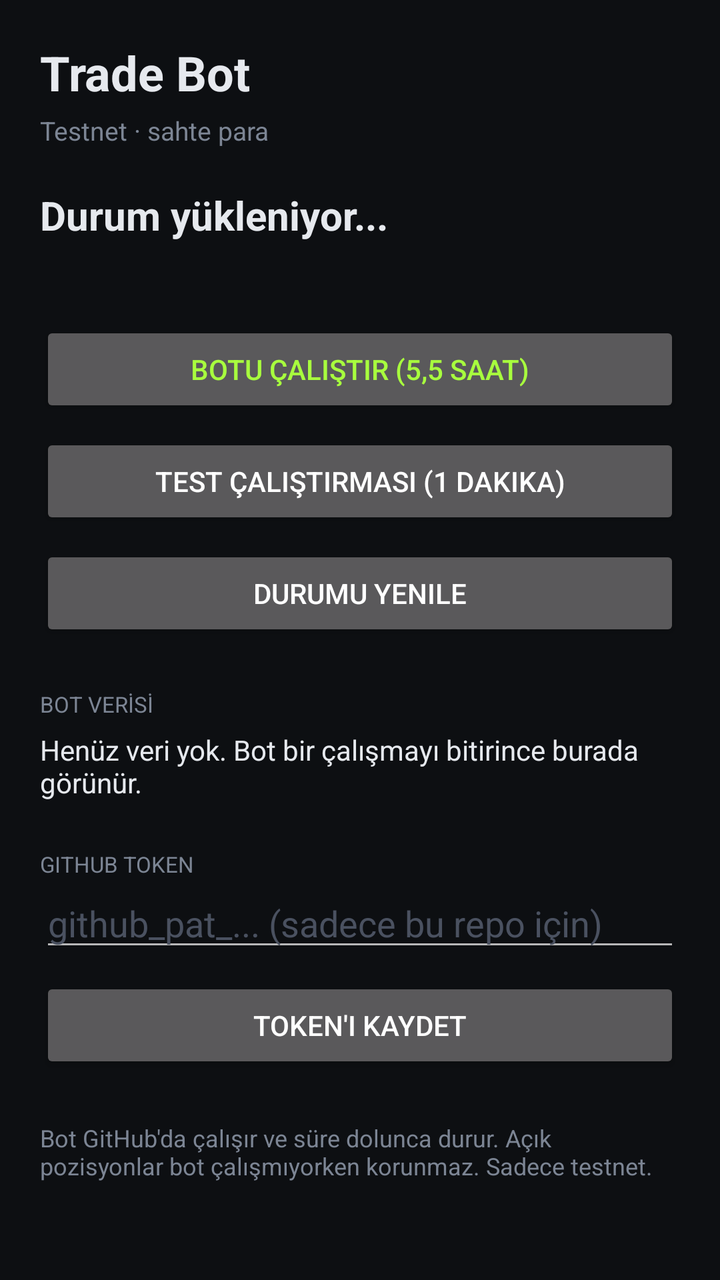
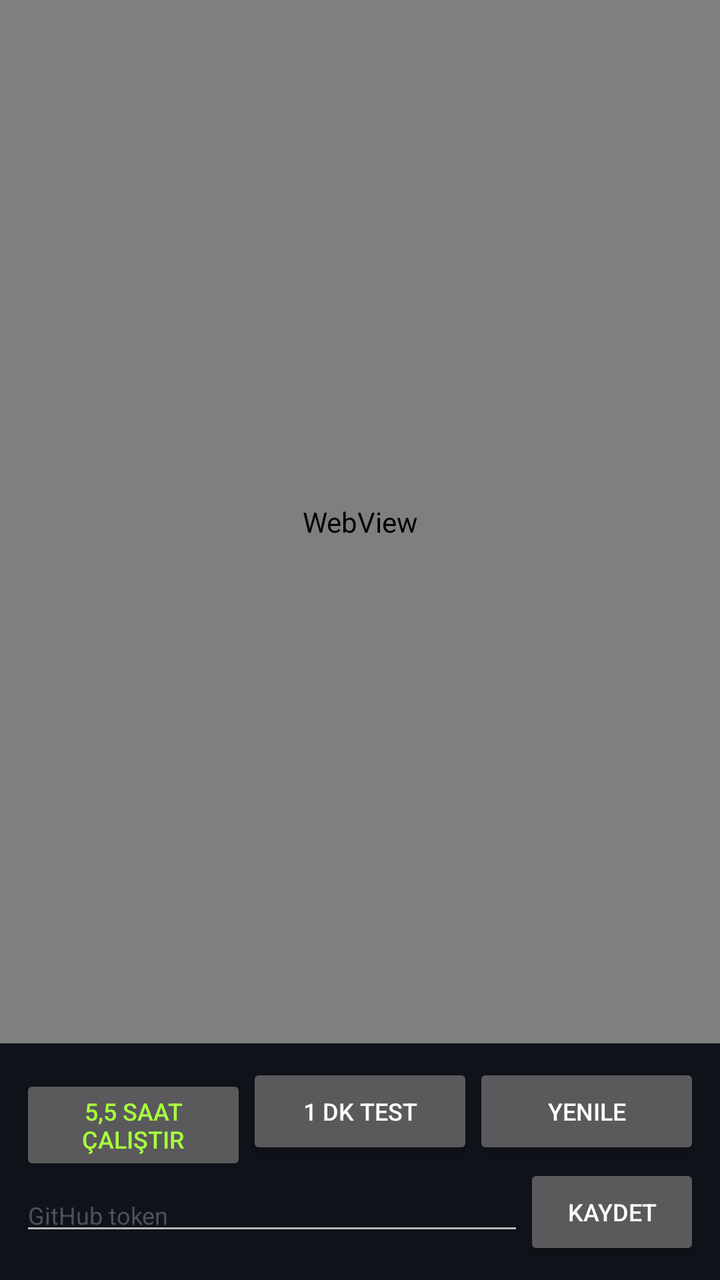

Compare the two renders of this Android layout. The source of the first and the diff that turns it into the second are given below.
<!-- AndroidManifest.xml: application theme Theme.Panel -->
<!-- res/layout/activity_main.xml -->
<?xml version="1.0" encoding="utf-8"?>
<ScrollView xmlns:android="http://schemas.android.com/apk/res/android"
    android:layout_width="match_parent"
    android:layout_height="match_parent"
    android:background="#0D0F12"
    android:fillViewport="true">

    <LinearLayout
        android:layout_width="match_parent"
        android:layout_height="wrap_content"
        android:orientation="vertical"
        android:padding="20dp">

        <TextView
            android:layout_width="wrap_content"
            android:layout_height="wrap_content"
            android:text="Trade Bot"
            android:textColor="#E6E9EE"
            android:textSize="24sp"
            android:textStyle="bold" />

        <TextView
            android:layout_width="wrap_content"
            android:layout_height="wrap_content"
            android:layout_marginTop="4dp"
            android:text="Testnet · sahte para"
            android:textColor="#7C8594"
            android:textSize="13sp" />

        <TextView
            android:id="@+id/runState"
            android:layout_width="match_parent"
            android:layout_height="wrap_content"
            android:layout_marginTop="20dp"
            android:textColor="#E6E9EE"
            android:textSize="20sp"
            android:textStyle="bold"
            android:text="Durum yükleniyor..." />

        <TextView
            android:id="@+id/runDetail"
            android:layout_width="match_parent"
            android:layout_height="wrap_content"
            android:layout_marginTop="6dp"
            android:textColor="#7C8594"
            android:textSize="13sp" />

        <Button
            android:id="@+id/runBot"
            android:layout_width="match_parent"
            android:layout_height="wrap_content"
            android:layout_marginTop="16dp"
            android:text="Botu çalıştır (5,5 saat)"
            android:textColor="#A8FF3E" />

        <Button
            android:id="@+id/testRun"
            android:layout_width="match_parent"
            android:layout_height="wrap_content"
            android:layout_marginTop="8dp"
            android:text="Test çalıştırması (1 dakika)" />

        <Button
            android:id="@+id/refresh"
            android:layout_width="match_parent"
            android:layout_height="wrap_content"
            android:layout_marginTop="8dp"
            android:text="Durumu yenile" />

        <TextView
            android:layout_width="match_parent"
            android:layout_height="wrap_content"
            android:layout_marginTop="24dp"
            android:text="BOT VERİSİ"
            android:textColor="#7C8594"
            android:textSize="11sp" />

        <TextView
            android:id="@+id/botData"
            android:layout_width="match_parent"
            android:layout_height="wrap_content"
            android:layout_marginTop="6dp"
            android:textColor="#E6E9EE"
            android:textSize="14sp"
            android:text="Henüz veri yok. Bot bir çalışmayı bitirince burada görünür." />

        <TextView
            android:layout_width="match_parent"
            android:layout_height="wrap_content"
            android:layout_marginTop="24dp"
            android:text="GITHUB TOKEN"
            android:textColor="#7C8594"
            android:textSize="11sp" />

        <EditText
            android:id="@+id/token"
            android:layout_width="match_parent"
            android:layout_height="wrap_content"
            android:hint="github_pat_... (sadece bu repo için)"
            android:inputType="textPassword"
            android:textColor="#E6E9EE"
            android:textColorHint="#4A5160" />

        <Button
            android:id="@+id/saveToken"
            android:layout_width="match_parent"
            android:layout_height="wrap_content"
            android:layout_marginTop="8dp"
            android:text="Token'ı kaydet" />

        <TextView
            android:layout_width="match_parent"
            android:layout_height="wrap_content"
            android:layout_marginTop="24dp"
            android:text="Bot GitHub'da çalışır ve süre dolunca durur. Açık pozisyonlar bot çalışmıyorken korunmaz. Sadece testnet."
            android:textColor="#7C8594"
            android:textSize="12sp" />
    </LinearLayout>
</ScrollView>
<!-- resources referenced by this layout -->
<resources>
  <style name="Theme.Panel" parent="Theme.AppCompat.NoActionBar">
          <item name="android:windowBackground">#0D0F12</item>
          <item name="android:statusBarColor">#0D0F12</item>
      </style>
</resources>

<!-- the commit's change to res/layout/activity_main.xml (unified diff, before → after) -->
@@ -1,119 +1,77 @@
 <?xml version="1.0" encoding="utf-8"?>
-<ScrollView xmlns:android="http://schemas.android.com/apk/res/android"
+<LinearLayout xmlns:android="http://schemas.android.com/apk/res/android"
     android:layout_width="match_parent"
     android:layout_height="match_parent"
-    android:background="#0D0F12"
-    android:fillViewport="true">
+    android:orientation="vertical"
+    android:background="#07090C">
+
+    <WebView
+        android:id="@+id/dash"
+        android:layout_width="match_parent"
+        android:layout_height="0dp"
+        android:layout_weight="1" />
 
     <LinearLayout
         android:layout_width="match_parent"
         android:layout_height="wrap_content"
         android:orientation="vertical"
-        android:padding="20dp">
+        android:padding="10dp"
+        android:background="#0F1319">
 
-        <TextView
-            android:layout_width="wrap_content"
-            android:layout_height="wrap_content"
-            android:text="Trade Bot"
-            android:textColor="#E6E9EE"
-            android:textSize="24sp"
-            android:textStyle="bold" />
-
-        <TextView
-            android:layout_width="wrap_content"
-            android:layout_height="wrap_content"
-            android:layout_marginTop="4dp"
-            android:text="Testnet · sahte para"
-            android:textColor="#7C8594"
-            android:textSize="13sp" />
-
-        <TextView
-            android:id="@+id/runState"
+        <LinearLayout
             android:layout_width="match_parent"
             android:layout_height="wrap_content"
-            android:layout_marginTop="20dp"
-            android:textColor="#E6E9EE"
-            android:textSize="20sp"
-            android:textStyle="bold"
-            android:text="Durum yükleniyor..." />
+            android:orientation="horizontal">
 
-        <TextView
-            android:id="@+id/runDetail"
+            <Button
+                android:id="@+id/runBot"
+                android:layout_width="0dp"
+                android:layout_height="wrap_content"
+                android:layout_weight="1"
+                android:text="5,5 saat çalıştır"
+                android:textColor="#A8FF3E"
+                android:textSize="12sp" />
+
+            <Button
+                android:id="@+id/testRun"
+                android:layout_width="0dp"
+                android:layout_height="wrap_content"
+                android:layout_weight="1"
+                android:text="1 dk test"
+                android:textSize="12sp" />
+
+            <Button
+                android:id="@+id/refresh"
+                android:layout_width="0dp"
+                android:layout_height="wrap_content"
+                android:layout_weight="1"
+                android:text="Yenile"
+                android:textSize="12sp" />
+        </LinearLayout>
+
+        <LinearLayout
             android:layout_width="match_parent"
             android:layout_height="wrap_content"
-            android:layout_marginTop="6dp"
-            android:textColor="#7C8594"
-            android:textSize="13sp" />
+            android:orientation="horizontal"
+            android:gravity="center_vertical">
 
-        <Button
-            android:id="@+id/runBot"
-            android:layout_width="match_parent"
-            android:layout_height="wrap_content"
-            android:layout_marginTop="16dp"
-            android:text="Botu çalıştır (5,5 saat)"
-            android:textColor="#A8FF3E" />
+            <EditText
+                android:id="@+id/token"
+                android:layout_width="0dp"
+                android:layout_height="wrap_content"
+                android:layout_weight="1"
+                android:hint="GitHub token"
+                android:inputType="textPassword"
+                android:textColor="#E8ECF2"
+                android:textColorHint="#4A5160"
+                android:textSize="12sp" />
 
-        <Button
-            android:id="@+id/testRun"
-            android:layout_width="match_parent"
-            android:layout_height="wrap_content"
-            android:layout_marginTop="8dp"
-            android:text="Test çalıştırması (1 dakika)" />
-
-        <Button
-            android:id="@+id/refresh"
-            android:layout_width="match_parent"
-            android:layout_height="wrap_content"
-            android:layout_marginTop="8dp"
-            android:text="Durumu yenile" />
-
-        <TextView
-            android:layout_width="match_parent"
-            android:layout_height="wrap_content"
-            android:layout_marginTop="24dp"
-            android:text="BOT VERİSİ"
-            android:textColor="#7C8594"
-            android:textSize="11sp" />
-
-        <TextView
-            android:id="@+id/botData"
-            android:layout_width="match_parent"
-            android:layout_height="wrap_content"
-            android:layout_marginTop="6dp"
-            android:textColor="#E6E9EE"
-            android:textSize="14sp"
-            android:text="Henüz veri yok. Bot bir çalışmayı bitirince burada görünür." />
-
-        <TextView
-            android:layout_width="match_parent"
-            android:layout_height="wrap_content"
-            android:layout_marginTop="24dp"
-            android:text="GITHUB TOKEN"
-            android:textColor="#7C8594"
-            android:textSize="11sp" />
-
-        <EditText
-            android:id="@+id/token"
-            android:layout_width="match_parent"
-            android:layout_height="wrap_content"
-            android:hint="github_pat_... (sadece bu repo için)"
-            android:inputType="textPassword"
-            android:textColor="#E6E9EE"
-            android:textColorHint="#4A5160" />
-
-        <Button
-            android:id="@+id/saveToken"
-            android:layout_width="match_parent"
-            android:layout_height="wrap_content"
-            android:layout_marginTop="8dp"
-            android:text="Token'ı kaydet" />
-
-        <TextView
-            android:layout_width="match_parent"
-            android:layout_height="wrap_content"
-            android:layout_marginTop="24dp"
-            android:text="Bot GitHub'da çalışır ve süre dolunca durur. Açık pozisyonlar bot çalışmıyorken korunmaz. Sadece testnet."
-            android:textColor="#7C8594"
-            android:textSize="12sp" />
+            <Button
+                android:id="@+id/saveToken"
+                android:layout_width="wrap_content"
+                android:layout_height="wrap_content"
+                android:text="Kaydet"
+                android:textSize="12sp" />
+        </LinearLayout>
     </LinearLayout>
-</ScrollView>
+</LinearLayout>
